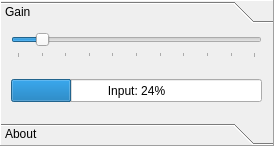
Before: the Qt Designer form inputtoolbox.ui in doug65536/FastSpectrumAnalyzer, drawn with Qt 5.
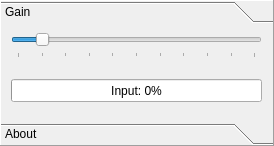
After: the same form once the commit is applied.

```diff
--- a/inputtoolbox.ui
+++ b/inputtoolbox.ui
@@ -31,7 +31,7 @@
      <x>0</x>
      <y>0</y>
      <width>272</width>
-     <height>82</height>
+     <height>86</height>
     </rect>
    </property>
    <attribute name="label">
@@ -71,6 +71,9 @@
       <height>23</height>
      </rect>
     </property>
+    <property name="maximum">
+     <number>32768</number>
+    </property>
     <property name="value">
      <number>24</number>
     </property>
```
Left out of the diff: 4 changed lines with no effect on the pictures.
